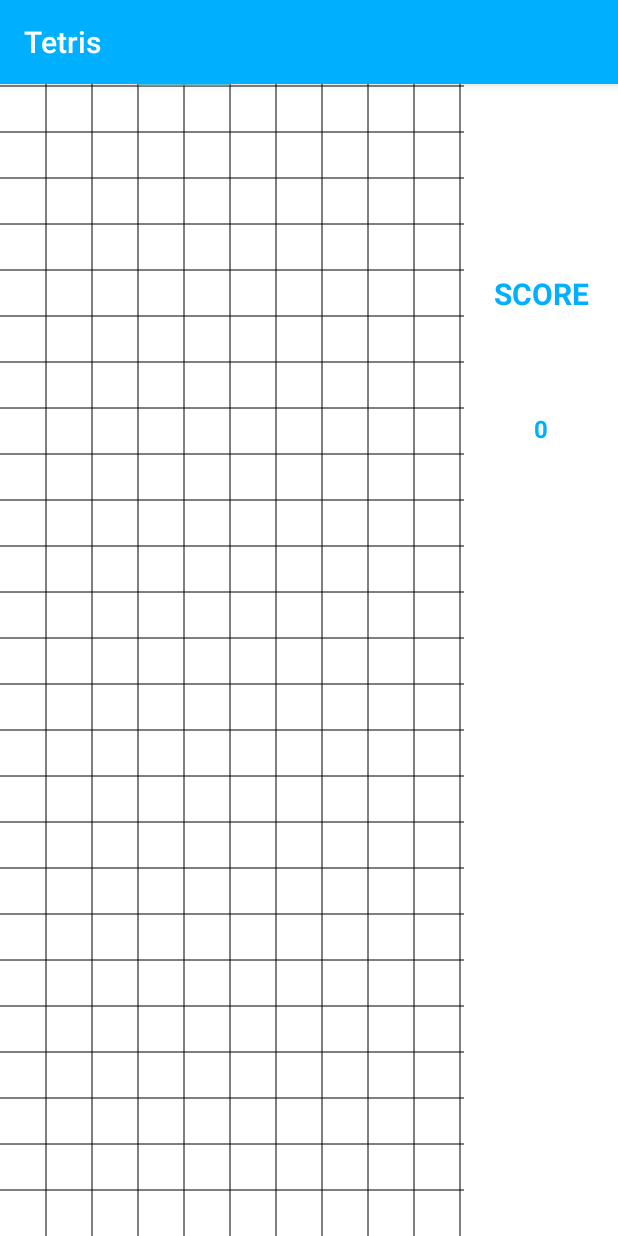
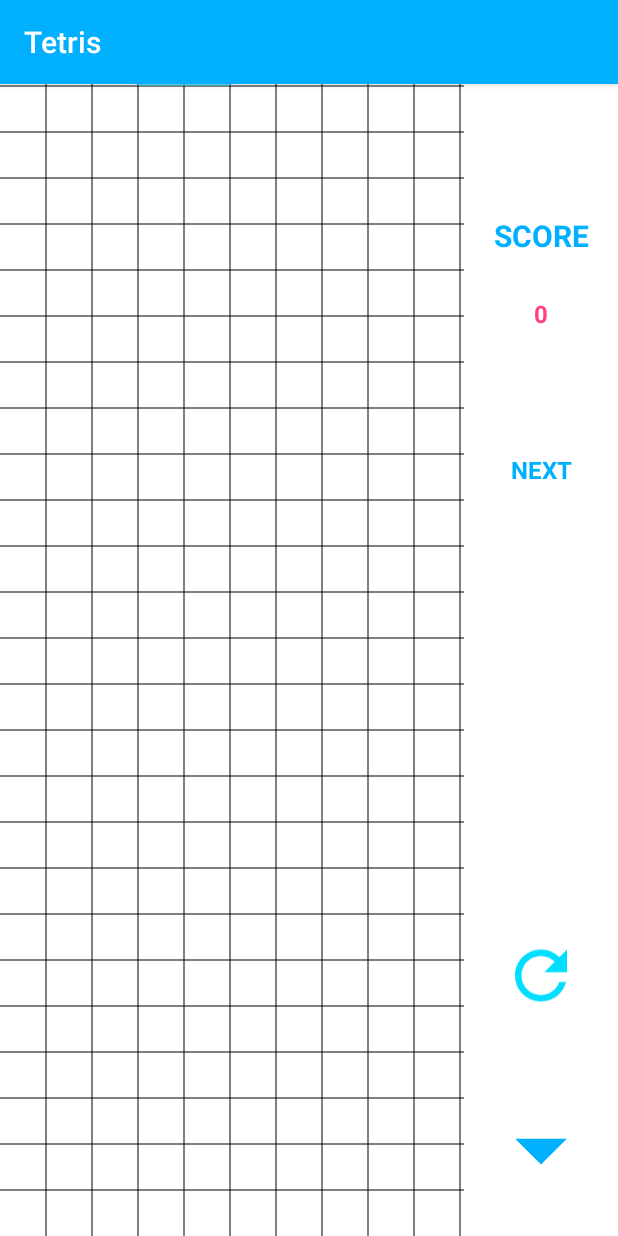
Before and after one commit to AlinaStepanova/BrickGame, an Android app: the MainActivity screen opened directly, with no data from a screen before it, on a phone screen of 412 x 824 dp. Run offline under Robolectric (Android 15) with nearby library versions, the phone set to English and light mode, and no system bars; our stand-ins replace ButterKnife.

Commit message:
updated main layout

```diff
--- a/app/src/main/res/drawable/ic_arrow_down.xml
+++ b/app/src/main/res/drawable/ic_down.xml
@@ -1,9 +1,9 @@
 <vector xmlns:android="http://schemas.android.com/apk/res/android"
-        android:width="24dp"
-        android:height="24dp"
+        android:width="15dp"
+        android:height="15dp"
         android:viewportWidth="24.0"
         android:viewportHeight="24.0">
     <path
-        android:fillColor="@android:color/holo_blue_light"
+        android:fillColor="@color/mainColor"
         android:pathData="M7,10l5,5 5,-5z"/>
 </vector>
--- a/app/src/main/res/drawable/ic_rotate.xml
+++ b/app/src/main/res/drawable/ic_rotate.xml
@@ -1,9 +1,9 @@
 <vector xmlns:android="http://schemas.android.com/apk/res/android"
-        android:width="24dp"
-        android:height="24dp"
-        android:viewportWidth="24.0"
-        android:viewportHeight="24.0">
+        android:width="15dp"
+        android:height="15dp"
+        android:viewportHeight="24.0"
+        android:viewportWidth="24.0">
     <path
         android:fillColor="@android:color/holo_blue_bright"
-        android:pathData="M15.55,5.55L11,1v3.07C7.06,4.56 4,7.92 4,12s3.05,7.44 7,7.93v-2.02c-2.84,-0.48 -5,-2.94 -5,-5.91s2.16,-5.43 5,-5.91L11,10l4.55,-4.45zM19.93,11c-0.17,-1.39 -0.72,-2.73 -1.62,-3.89l-1.42,1.42c0.54,0.75 0.88,1.6 1.02,2.47h2.02zM13,17.9v2.02c1.39,-0.17 2.74,-0.71 3.9,-1.61l-1.44,-1.44c-0.75,0.54 -1.59,0.89 -2.46,1.03zM16.89,15.48l1.42,1.41c0.9,-1.16 1.45,-2.5 1.62,-3.89h-2.02c-0.14,0.87 -0.48,1.72 -1.02,2.48z"/>
+        android:pathData="M17.65,6.35C16.2,4.9 14.21,4 12,4c-4.42,0 -7.99,3.58 -7.99,8s3.57,8 7.99,8c3.73,0 6.84,-2.55 7.73,-6h-2.08c-0.82,2.33 -3.04,4 -5.65,4 -3.31,0 -6,-2.69 -6,-6s2.69,-6 6,-6c1.66,0 3.14,0.69 4.22,1.78L13,11h7V4l-2.35,2.35z"/>
 </vector>
--- a/app/src/main/res/layout/activity_main.xml
+++ b/app/src/main/res/layout/activity_main.xml
@@ -4,7 +4,8 @@
               android:layout_width="match_parent"
               android:layout_height="match_parent"
               android:gravity="center_horizontal"
-              android:orientation="horizontal">
+              android:orientation="horizontal"
+              android:baselineAligned="false">
 
     <FrameLayout
         android:layout_width="match_parent"
@@ -38,7 +39,7 @@
 
         <TextView
             style="@style/simpleStyle"
-            android:layout_weight="0.2"
+            android:layout_weight="0.15"
             android:gravity="bottom"
             android:text="@string/scoreText"
             android:textSize="@dimen/midTextSize"/>
@@ -46,16 +47,37 @@
         <com.example.alina.tetris.views.ScoreArea
             android:id="@+id/tvScore"
             style="@style/simpleStyle"
-            android:layout_weight="0.2"
+            android:layout_weight="0.1"
             android:text="@string/startScore"
+            android:textColor="@color/colorAccent"
             android:textStyle="bold">
         </com.example.alina.tetris.views.ScoreArea>
 
+        <TextView
+            style="@style/simpleStyle"
+            android:layout_weight="0.1"
+            android:gravity="bottom"
+            android:text="@string/next"
+            android:textSize="@dimen/minTextSize"/>
+
         <View
+            android:id="@+id/vNextFigure"
             android:layout_width="match_parent"
             android:layout_height="0dp"
-            android:layout_weight="0.6"
+            android:layout_weight="0.35"
             android:background="@color/white"/>
+
+        <ImageView
+            android:id="@+id/ivRotate"
+            android:padding="25dp"
+            android:src="@drawable/ic_rotate"
+            style="@style/ImageViewStyle"/>
+
+        <ImageView
+            android:id="@+id/ivMoveDown"
+            android:src="@drawable/ic_down"
+            android:padding="10dp"
+            style="@style/ImageViewStyle"/>
     </LinearLayout>
 
 </LinearLayout>
--- a/app/src/main/res/values/strings.xml
+++ b/app/src/main/res/values/strings.xml
@@ -11,4 +11,5 @@
     <string name="restart_game">RESTART GAME</string>
     <string name="scores">SCORES</string>
     <string name="initial_score">0</string>
+    <string name="next">NEXT</string>
 </resources>
--- a/app/src/main/res/values/styles.xml
+++ b/app/src/main/res/values/styles.xml
@@ -62,4 +62,11 @@
         <item name="android:layout_height">wrap_content</item>
     </style>
 
+    <style name="ImageViewStyle">
+        <item name="android:layout_weight">0.15</item>
+        <item name="android:layout_width">match_parent</item>
+        <item name="android:background">@color/white</item>
+        <item name="android:layout_height">0dp</item>
+    </style>
+
 </resources>
```
